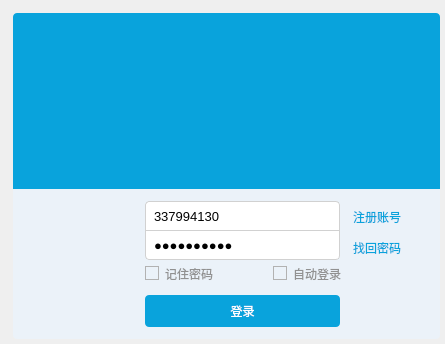
The window that src/ui/loginform.ui (MrZhouYang/QQ) describes before a commit, drawn with Qt 5.
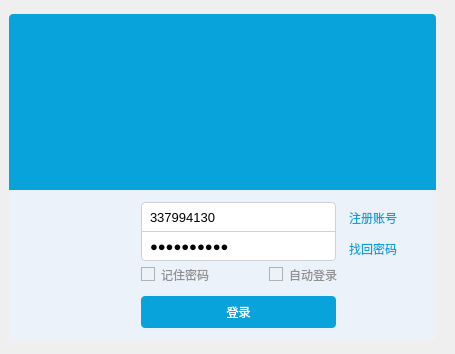
The same window after the commit. Icons and pictures are not drawn.

Commit message: 添加QQ主界面mainform，并关联登录

Patch:
```diff
--- a/src/ui/loginform.ui
+++ b/src/ui/loginform.ui
@@ -6,8 +6,8 @@
    <rect>
     <x>0</x>
     <y>0</y>
-    <width>445</width>
-    <height>344</height>
+    <width>455</width>
+    <height>354</height>
    </rect>
   </property>
   <property name="windowTitle">
@@ -151,15 +151,24 @@
 }
 </string>
   </property>
+  <layout class="QVBoxLayout" name="verticalLayout">
+   <property name="spacing">
+    <number>0</number>
+   </property>
+   <property name="leftMargin">
+    <number>6</number>
+   </property>
+   <property name="topMargin">
+    <number>6</number>
+   </property>
+   <property name="rightMargin">
+    <number>6</number>
+   </property>
+   <property name="bottomMargin">
+    <number>6</number>
+   </property>
+   <item>
   <widget class="QWidget" name="login_main_widget" native="true">
-   <property name="geometry">
-    <rect>
-     <x>10</x>
-     <y>10</y>
-     <width>433</width>
-     <height>332</height>
-    </rect>
-   </property>
    <property name="minimumSize">
     <size>
      <width>433</width>
@@ -290,24 +299,42 @@
      </disabled>
     </palette>
    </property>
+     <layout class="QVBoxLayout" name="verticalLayout_2">
+      <property name="spacing">
+       <number>0</number>
+      </property>
+      <property name="leftMargin">
+       <number>3</number>
+      </property>
+      <property name="topMargin">
+       <number>3</number>
+      </property>
+      <property name="rightMargin">
+       <number>3</number>
+      </property>
+      <property name="bottomMargin">
+       <number>3</number>
+      </property>
+      <item>
    <widget class="QWidget" name="login_top_widget" native="true">
-    <property name="geometry">
-     <rect>
-      <x>3</x>
-      <y>3</y>
-      <width>427</width>
-      <height>176</height>
-     </rect>
-    </property>
+        <layout class="QHBoxLayout" name="horizontalLayout">
+         <property name="spacing">
+          <number>0</number>
+         </property>
+         <property name="leftMargin">
+          <number>0</number>
+         </property>
+         <property name="topMargin">
+          <number>0</number>
+         </property>
+         <property name="rightMargin">
+          <number>0</number>
+         </property>
+         <property name="bottomMargin">
+          <number>0</number>
+         </property>
+         <item>
     <widget class="QLabel" name="label">
-     <property name="geometry">
-      <rect>
-       <x>0</x>
-       <y>0</y>
-       <width>427</width>
-       <height>176</height>
-      </rect>
-     </property>
      <property name="text">
       <string/>
      </property>
@@ -318,16 +345,12 @@
       <bool>true</bool>
      </property>
     </widget>
-   </widget>
+         </item>
+        </layout>
+       </widget>
+      </item>
+      <item>
    <widget class="QWidget" name="login_con_widget" native="true">
-    <property name="geometry">
-     <rect>
-      <x>3</x>
-      <y>179</y>
-      <width>427</width>
-      <height>150</height>
-     </rect>
-    </property>
     <property name="minimumSize">
      <size>
       <width>0</width>
@@ -563,7 +586,11 @@
      </property>
     </widget>
    </widget>
-  </widget>
+      </item>
+     </layout>
+    </widget>
+   </item>
+  </layout>
  </widget>
  <resources>
   <include location="../../rs/rs.qrc"/>
```
Lines whose indentation alone changed are shown as unchanged. The commit also changes 7 other files.
